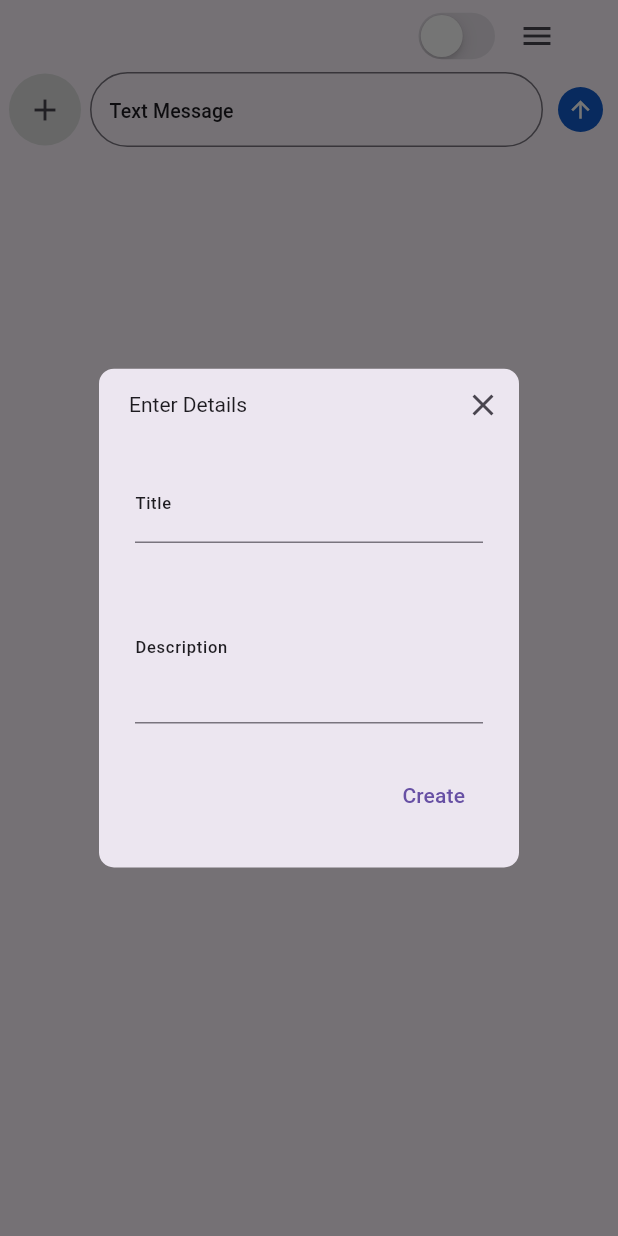
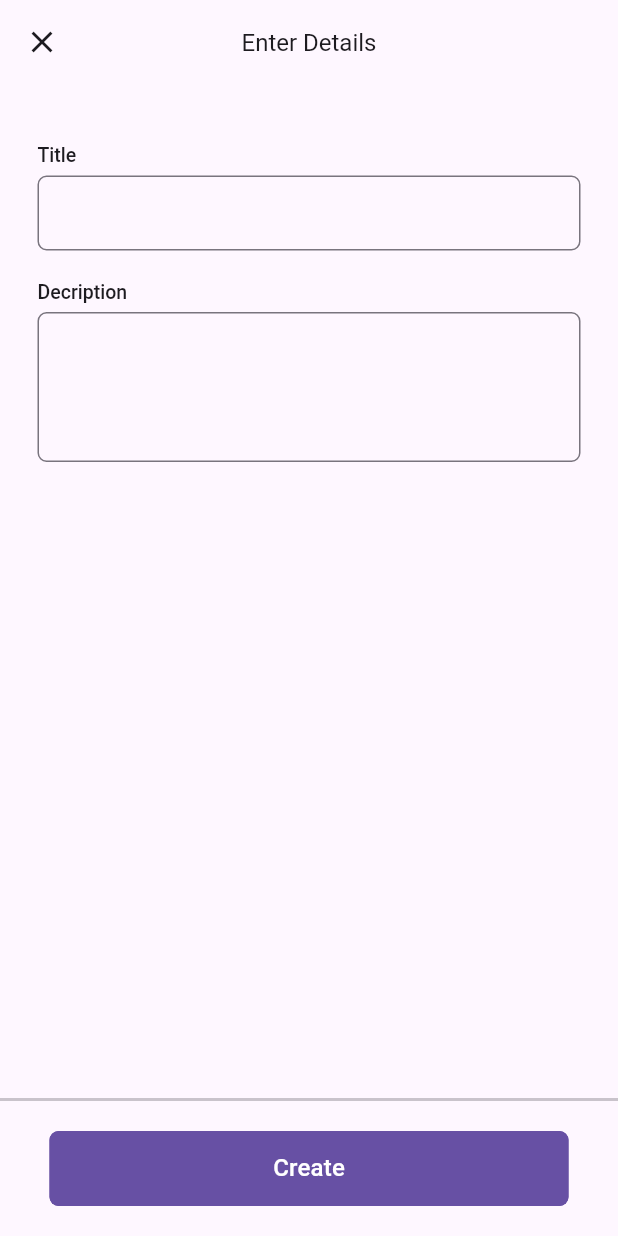
Before and after one commit to Zeehshan/uiwork, a Flutter app: the ChatInputWidget widget shown alone on an empty page, opened directly, after a tap on the "add" icon, on a phone screen of 412 x 824 dp. Run offline on Flutter 3.47's test engine with Material 3 defaults, Android fonts, the phone set to English and light mode, and no system bars; our stand-ins replace freezed_annotation.

Commit message:
menu and alret dialog state

```diff
--- a/lib/providers/change_tab_provider.dart
+++ b/lib/providers/change_tab_provider.dart
@@ -1,4 +1,5 @@
 import 'package:flutter/cupertino.dart';
+import 'package:flutter/material.dart';
 
 import '../utils/utils.dart';
 
@@ -13,8 +14,36 @@ class ChangeTabProvider with ChangeNotifier {
 
   String header = 'Header';
 
-  String addParticipant = 'Add Participent';
-  switchChanged(bool v) {
+  String? selectedItem;
+
+  String title = '';
+  String description = '';
+
+  List<Map<String, dynamic>> menus = [
+    {
+      'id': '0',
+      'label': 'Item 1',
+    },
+    {
+      'id': '1',
+      'label': 'Item 2',
+    },
+    {
+      'id': '2',
+      'label': 'Item 3',
+    },
+    {
+      'id': '3',
+      'label': 'Item 4',
+    },
+    {
+      'id': '4',
+      'label': 'Settings',
+    },
+  ];
+
+  int participants = 0;
+  switchChanged() {
     isLeftSwithcEnable = !isLeftSwithcEnable;
     notifyListeners();
   }
@@ -28,4 +57,14 @@ class ChangeTabProvider with ChangeNotifier {
     tabOList.insert(0, icon);
     notifyListeners();
   }
+
+  menuItemSelected(String v) {
+    selectedItem = v;
+    notifyListeners();
+  }
+
+  setTitleAndDescription(String titleValue, String decriptionValue) {
+    title = titleValue.isNotEmpty ? titleValue : title;
+    description = decriptionValue.isNotEmpty ? decriptionValue : description;
+  }
 }
--- a/lib/ui/dialogs/create_dialog.dart
+++ b/lib/ui/dialogs/create_dialog.dart
@@ -1,7 +1,9 @@
 import 'package:flutter/material.dart';
 
+import '../screens/stream/widgets/widgets.dart';
+
 class CreateDialog {
-  static Future<void> show(BuildContext context) async {
+  static Future<dynamic> show(BuildContext context) async {
     showDialog(
       context: context,
       builder: (BuildContext context) => const CreateWidget(),
@@ -45,7 +47,8 @@ class _CreateWidgetState extends State<CreateWidget> {
             content: Text('Details Added Successfully'),
           ),
         );
-        Navigator.of(context).pop();
+        Navigator.pop(
+            context, [_titleController.text, _descriptionController.text]);
         return;
       }
     } catch (e) {
@@ -55,58 +58,130 @@ class _CreateWidgetState extends State<CreateWidget> {
 
   @override
   Widget build(BuildContext context) {
-    return AlertDialog(
-      shape: RoundedRectangleBorder(
-        borderRadius: BorderRadius.circular(10),
+    return Scaffold(
+      // shape: RoundedRectangleBorder(
+      //   borderRadius: BorderRadius.circular(10),
+      // ),
+      // titlePadding: EdgeInsets.zero,
+      appBar: AppBar(
+        title: Text(
+          'Enter Details',
+          style: Theme.of(context).textTheme.titleLarge!.copyWith(fontSize: 16),
         ),
-      titlePadding: EdgeInsets.zero,
-      title: Row(
-        children: [
+        centerTitle: true,
+        leading: IconButton(
+          icon: const Icon(Icons.clear),
+          onPressed: () => Navigator.pop(context),
+        ),
+      ),
+      body: SingleChildScrollView(
+        padding: const EdgeInsets.symmetric(horizontal: 25, vertical: 40),
+        child: Column(
+          crossAxisAlignment: CrossAxisAlignment.start,
+          children: <Widget>[
+            Text(
+              'Title',
+              style: Theme.of(context).textTheme.displayMedium!.copyWith(
+                    fontSize: 13,
+                    fontWeight: FontWeight.w500,
+                  ),
+            ),
             const SizedBox(
-            width: 20,
+              height: 6,
             ),
-          Text(
-            'Enter Details',
-            style:
-                Theme.of(context).textTheme.titleLarge!.copyWith(fontSize: 14),
+            Container(
+              height: 50,
+              decoration: BoxDecoration(
+                borderRadius: BorderRadius.circular(6),
+                border: Border.all(
+                  color: Theme.of(context).dividerColor,
                 ),
-          const Spacer(),
-          IconButton(
-              onPressed: () => Navigator.pop(context),
-              icon: const Icon(Icons.clear)),
-        ],
               ),
-      content: Column(
-        mainAxisSize: MainAxisSize.min,
-        children: <Widget>[
-          TextField(
+              padding: const EdgeInsets.only(left: 12),
+              child: TextField(
                 controller: _titleController,
+                style: Theme.of(context)
+                    .textTheme
+                    .titleMedium!
+                    .copyWith(fontSize: 18),
                 decoration: InputDecoration(
-                labelText: 'Title',
-                labelStyle: Theme.of(context).textTheme.labelSmall),
+                  hintText: '',
+                  border: InputBorder.none,
+                  hintStyle: Theme.of(context)
+                      .textTheme
+                      .titleSmall!
+                      .copyWith(fontSize: 13, fontWeight: FontWeight.w500),
+                  contentPadding: const EdgeInsets.only(bottom: 0.0),
+                ),
+              ),
             ),
             const SizedBox(
               height: 20,
             ),
-          TextField(
+            Text(
+              'Decription',
+              style: Theme.of(context).textTheme.displayMedium!.copyWith(
+                    fontSize: 13,
+                    fontWeight: FontWeight.w500,
+                  ),
+            ),
+            const SizedBox(
+              height: 6,
+            ),
+            Container(
+              height: 100,
+              decoration: BoxDecoration(
+                borderRadius: BorderRadius.circular(6),
+                border: Border.all(
+                  color: Theme.of(context).dividerColor,
+                ),
+              ),
+              padding: const EdgeInsets.only(left: 12),
+              child: TextField(
                 controller: _descriptionController,
-            maxLines: 3,
-            maxLength: null,
-            textAlign: TextAlign.start,
+                maxLength: 80,
+                maxLines: null,
+                style: Theme.of(context)
+                    .textTheme
+                    .titleMedium!
+                    .copyWith(fontSize: 18),
                 decoration: InputDecoration(
-                labelText: 'Description',
-                labelStyle: Theme.of(context).textTheme.labelSmall),
+                  hintText: '',
+                  counterText: '',
+                  border: InputBorder.none,
+                  hintStyle: Theme.of(context)
+                      .textTheme
+                      .titleSmall!
+                      .copyWith(fontSize: 13, fontWeight: FontWeight.w500),
+                  contentPadding: const EdgeInsets.only(bottom: 0.0),
                 ),
+              ),
+            )
           ],
         ),
-      actions: <Widget>[
-        TextButton(
-          onPressed: () {
-            _createData();
-          },
-          child: const Text('Create'),
       ),
-      ],
+      bottomNavigationBar: Container(
+        padding: const EdgeInsets.symmetric(horizontal: 33, vertical: 20),
+        decoration: BoxDecoration(
+          border: Border(
+            top: BorderSide(
+                color: Theme.of(context).dividerColor.withOpacity(.4),
+                width: 2),
+          ),
+        ),
+        child: SafeArea(
+          child: ElevatedButtonWidget(
+              backgroundColor: Theme.of(context).primaryColor,
+              child: Text(
+                'Create',
+                style: Theme.of(context)
+                    .textTheme
+                    .titleMedium!
+                    .copyWith(color: Colors.white),
+              ),
+              onPressed: () => _createData()),
+        ),
+      ),
     );
   }
 }
--- a/lib/ui/screens/stream/widgets/chat_input_widget.dart
+++ b/lib/ui/screens/stream/widgets/chat_input_widget.dart
@@ -1,5 +1,7 @@
 import 'package:flutter/material.dart';
+import 'package:provider/provider.dart';
 
+import '../../../../providers/providers.dart';
 import '../../../dialogs/dialogs.dart';
 import 'widgets.dart';
 
@@ -24,6 +26,7 @@ class _ChatInputWidgetState extends State<ChatInputWidget> {
 
   @override
   Widget build(BuildContext context) {
+    final tabState = Provider.of<ChangeTabProvider>(context);
     return Material(
       color: Colors.transparent,
       child: Column(
@@ -41,8 +44,12 @@ class _ChatInputWidgetState extends State<ChatInputWidget> {
                     borderRadius: BorderRadius.circular(100),
                     color: Colors.grey.shade300),
                 child: IconButton(
-                  onPressed: () => CreateDialog.show(context),
-                  icon: Icon(Icons.add),
+                  onPressed: () => CreateDialog.show(context).then((value) {
+                    if (value != null) {
+                      tabState.setTitleAndDescription(value[0], value[1]);
+                    }
+                  }),
+                  icon: const Icon(Icons.add),
                 ),
               ),
               const SizedBox(
--- /dev/null
+++ b/lib/ui/screens/stream/widgets/elevated_button_widget.dart
@@ -0,0 +1,61 @@
+import 'package:flutter/material.dart';
+
+class ElevatedButtonWidget extends StatelessWidget {
+  final Widget child;
+  final bool showProgressIndicator, showGradient;
+  final double? height, width, borderWidth;
+  final double borderRadius;
+  final Function()? onPressed;
+  final EdgeInsetsGeometry? margin, padding;
+  final Color? backgroundColor, borderSide;
+  final double loadingSize;
+  const ElevatedButtonWidget(
+      {super.key,
+      required this.child,
+      this.width,
+      this.height,
+      this.borderWidth = 0.0,
+      this.borderRadius = 6.0,
+      this.showProgressIndicator = false,
+      this.showGradient = false,
+      required this.onPressed,
+      this.backgroundColor,
+      this.borderSide = Colors.transparent,
+      this.margin,
+      this.padding,
+      this.loadingSize = 30});
+
+  @override
+  Widget build(BuildContext context) {
+    return Container(
+      width: width,
+      height: height ?? 50,
+      margin: margin,
+      decoration: BoxDecoration(
+          color: onPressed == null ? null : backgroundColor,
+          borderRadius: BorderRadius.circular(borderRadius)),
+      child: AbsorbPointer(
+        absorbing: showProgressIndicator,
+        child: ElevatedButton(
+          onPressed: onPressed,
+          style: ElevatedButton.styleFrom(
+              elevation: 0,
+              shadowColor: Colors.transparent,
+              padding: EdgeInsets.zero,
+              backgroundColor: backgroundColor,
+              shape: RoundedRectangleBorder(
+                  side: BorderSide(width: borderWidth!, color: borderSide!),
+                  borderRadius: BorderRadius.circular(borderRadius))),
+          child: AnimatedSwitcher(
+              duration: const Duration(milliseconds: 400),
+              transitionBuilder: (Widget child, Animation<double> animation) =>
+                  ScaleTransition(scale: animation, child: child),
+              child: Padding(
+                padding: padding ?? EdgeInsets.zero,
+                child: child,
+              )),
+        ),
+      ),
+    );
+  }
+}
--- a/lib/ui/screens/stream/widgets/screen_stream_widget.dart
+++ b/lib/ui/screens/stream/widgets/screen_stream_widget.dart
@@ -1,9 +1,7 @@
-import 'package:flutter/cupertino.dart';
 import 'package:flutter/material.dart';
 import 'package:provider/provider.dart';
 
 import '../../../../providers/providers.dart';
-import '../../../menus/menus.dart';
 import '../../screens.dart';
 
 class ScreenStreamWidget extends StatelessWidget {
@@ -18,51 +16,45 @@ class ScreenStreamWidget extends StatelessWidget {
       child: Row(
         mainAxisAlignment: MainAxisAlignment.end,
         children: [
-          CupertinoSwitch(
-            onChanged: metaState.switchChanged,
-            value: metaState.isLeftSwithcEnable,
+          InkWell(
+            borderRadius: BorderRadius.circular(100),
+            onTap: () => metaState.switchChanged(),
+            child: Container(
+              width: 20,
+              height: 20,
+              decoration: BoxDecoration(
+                color: metaState.isLeftSwithcEnable
+                    ? Theme.of(context).primaryColor
+                    : Colors.grey,
+                borderRadius: BorderRadius.circular(100),
               ),
-          IconButton(
-              onPressed: () => OptionsMnue.showPopupMenu(
-                      context: context,
-                      offset: Offset(1, (MediaQuery.of(context).size.height)),
-                      menus: [
-                        MenuItemModel(
-                          icon: Icons.circle,
-                          label: 'Item 1',
-                          color: Colors.black,
             ),
-                        MenuItemModel(
-                          icon: Icons.circle,
-                          label: 'Item 2',
-                          color: Colors.black,
           ),
-                        MenuItemModel(
-                          icon: Icons.circle,
-                          label: 'Item 3',
-                          color: Colors.black,
-                        ),
-                        MenuItemModel(
-                          icon: Icons.circle,
-                          label: 'Item 4',
-                          color: Colors.black,
-                        ),
-                        MenuItemModel(
-                          icon: Icons.settings,
-                          label: 'Setting',
-                          color: Theme.of(context).primaryColor,
-                        ),
-                      ]).then((value) {
-                    switch (value) {
-                      case 4:
+          PopupMenuButton<String>(
+            onSelected: (String result) {
+              switch (result) {
+                case '4':
                   Navigator.of(context).push(MaterialPageRoute(
                       builder: (context) => const SettingsScreen()));
                   break;
+                default:
+                  metaState.menuItemSelected(result);
               }
-                  }),
-              icon: const Icon(
-                Icons.menu,
-              )),
+            },
+            itemBuilder: (BuildContext context) => <PopupMenuEntry<String>>[
+              ...metaState.menus.map(
+                (e) => CheckedPopupMenuItem(
+                  checked: metaState.selectedItem == e['id'],
+                  value: e['id'],
+                  child: Text(
+                    e['label'],
+                  ),
+                ),
+              )
+
+              // ...other items listed here
+            ],
+          ),
           const SizedBox(width: 30),
         ],
       ),
--- a/lib/ui/screens/stream/widgets/stream_app_bar_widget.dart
+++ b/lib/ui/screens/stream/widgets/stream_app_bar_widget.dart
@@ -72,7 +72,7 @@ class CustomTabBar extends StatelessWidget implements PreferredSizeWidget {
     return Column(
       children: [
         Padding(
-          padding: const EdgeInsets.only(bottom: 8),
+          padding: const EdgeInsets.only(bottom: 8, left: 10),
           child: Stack(
             alignment: Alignment.center,
             children: [
@@ -82,9 +82,10 @@ class CustomTabBar extends StatelessWidget implements PreferredSizeWidget {
                   onTap: () {},
                   child: Row(
                     children: [
-                      const Icon(Icons.person),
+                      const Icon(Icons.person_add),
+                      if (tabState.participants > 0)
                         Text(
-                        tabState.addParticipant,
+                          tabState.participants.toString(),
                           style: Theme.of(context)
                               .textTheme
                               .titleLarge!
--- a/lib/ui/screens/stream/widgets/widgets.dart
+++ b/lib/ui/screens/stream/widgets/widgets.dart
@@ -7,3 +7,4 @@ export 'icons_widge.dart';
 export 'tab_o_list_widget.dart';
 export 'screen_stream_widget.dart';
 export 'chat_input_widget.dart';
+export 'elevated_button_widget.dart';
```
Lines whose indentation alone changed are shown as unchanged.
